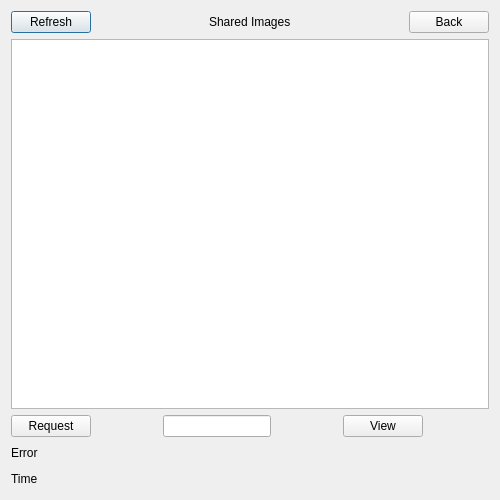
Old version of the form sharedimagesdialog.ui in the repository hassan-kandil/DistImage.
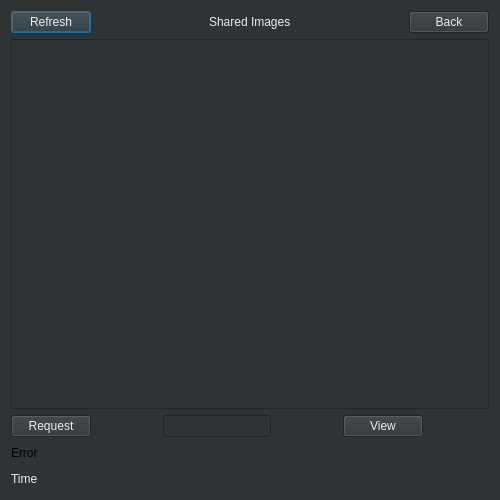
New version of the form.

```diff
--- a/sharedimagesdialog.ui
+++ b/sharedimagesdialog.ui
@@ -13,11 +13,18 @@
   <property name="windowTitle">
    <string>DistImage</string>
   </property>
+  <property name="styleSheet">
+   <string notr="true">background-color: rgb(46, 52, 54)
+</string>
+  </property>
   <layout class="QVBoxLayout" name="verticalLayout">
    <item>
     <layout class="QHBoxLayout" name="horizontalLayout_2">
      <item>
       <widget class="QPushButton" name="push_refresh">
+       <property name="styleSheet">
+        <string notr="true">color: rgb(238, 238, 236)</string>
+       </property>
        <property name="text">
         <string>Refresh</string>
        </property>
@@ -38,6 +45,9 @@
      </item>
      <item>
       <widget class="QLabel" name="lbl_user">
+       <property name="styleSheet">
+        <string notr="true">color: rgb(238, 238, 236)</string>
+       </property>
        <property name="text">
         <string>Shared Images</string>
        </property>
@@ -58,6 +68,9 @@
      </item>
      <item>
       <widget class="QPushButton" name="push_back">
+       <property name="styleSheet">
+        <string notr="true">color: rgb(238, 238, 236)</string>
+       </property>
        <property name="text">
         <string>Back</string>
        </property>
@@ -66,12 +79,19 @@
     </layout>
    </item>
    <item>
-    <widget class="QListWidget" name="listWidget"/>
+    <widget class="QListWidget" name="listWidget">
+     <property name="styleSheet">
+      <string notr="true">color: rgb(238, 238, 236)</string>
+     </property>
+    </widget>
    </item>
    <item>
     <layout class="QHBoxLayout" name="horizontalLayout">
      <item>
       <widget class="QPushButton" name="push_request">
+       <property name="styleSheet">
+        <string notr="true">color: rgb(238, 238, 236)</string>
+       </property>
        <property name="text">
         <string>Request</string>
        </property>
@@ -91,7 +111,11 @@
       </spacer>
      </item>
      <item>
-      <widget class="QLineEdit" name="line_views"/>
+      <widget class="QLineEdit" name="line_views">
+       <property name="styleSheet">
+        <string notr="true">color: rgb(238, 238, 236)</string>
+       </property>
+      </widget>
      </item>
      <item>
       <spacer name="horizontalSpacer_6">
@@ -108,6 +132,9 @@
      </item>
      <item>
       <widget class="QPushButton" name="push_view">
+       <property name="styleSheet">
+        <string notr="true">color: rgb(238, 238, 236)</string>
+       </property>
        <property name="text">
         <string>View</string>
        </property>
@@ -156,6 +183,9 @@
     <layout class="QHBoxLayout" name="horizontalLayout_7">
      <item>
       <widget class="QLabel" name="lbl_time">
+       <property name="styleSheet">
+        <string notr="true">color: rgb(238, 238, 236)</string>
+       </property>
        <property name="text">
         <string>Time</string>
        </property>
```
